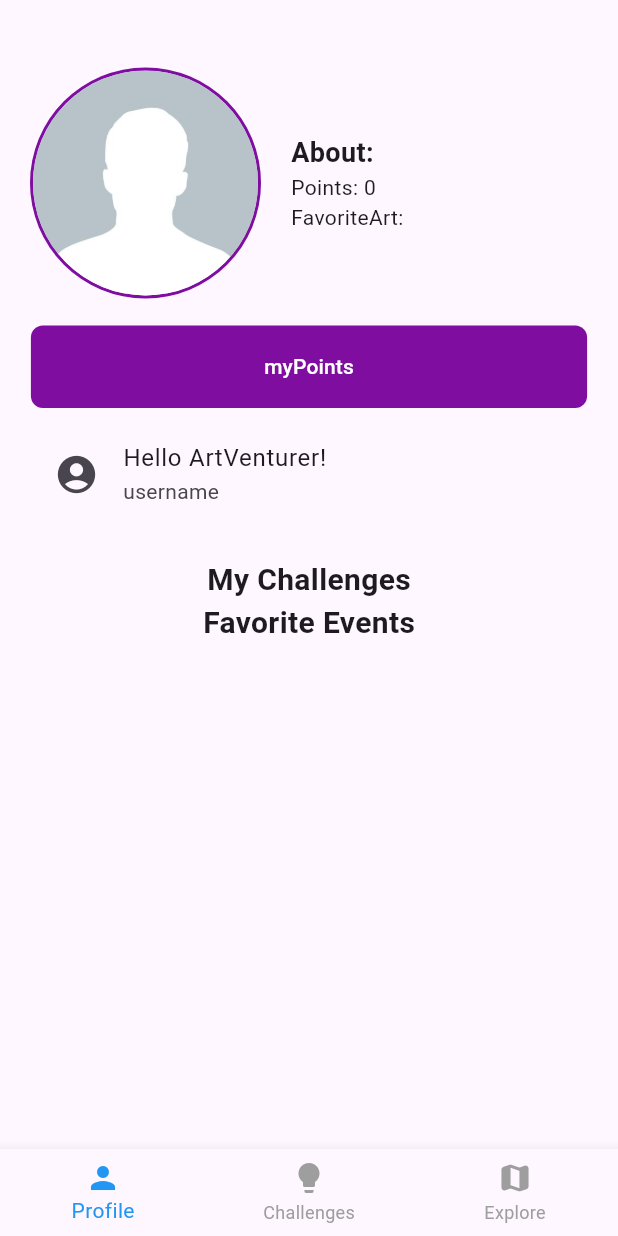
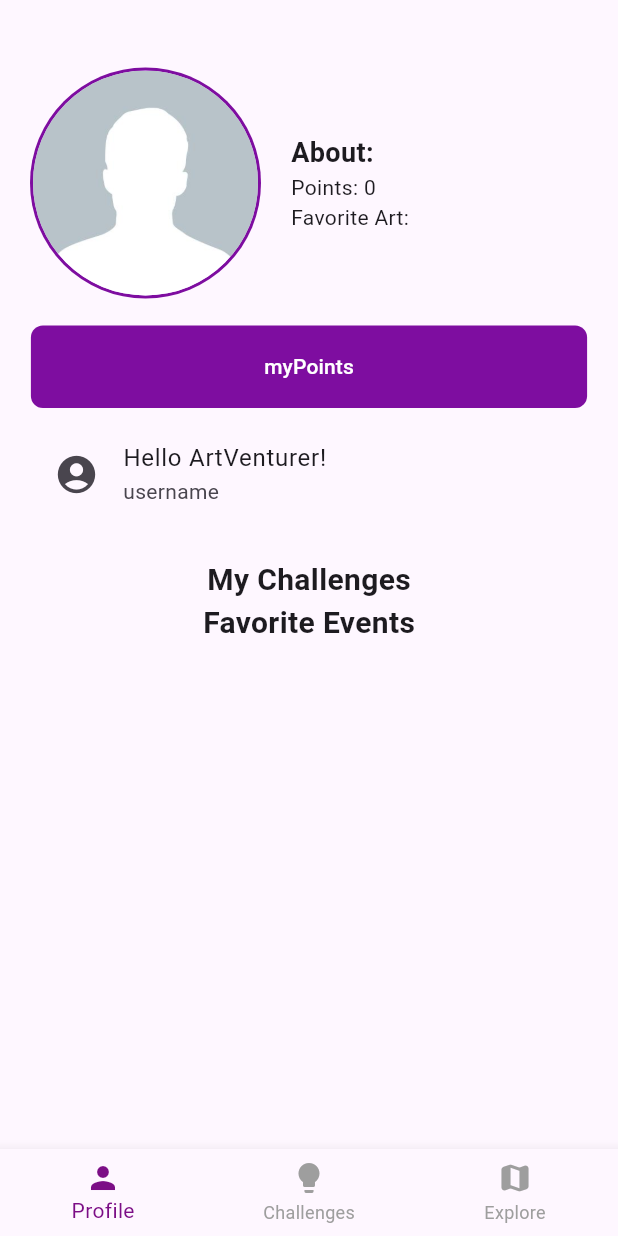
Before and after one commit to ntua-el20827/NTUA_Human_Computer_Interaction_Team44, a Flutter app: the Profile screen opened by its route, on a phone screen of 412 x 824 dp. Run offline on Flutter 3.47's test engine with Material 3 defaults, Android fonts, the phone set to English and light mode, and no system bars; our stand-ins replace device_info, sqflite, sqflite_common_ffi; accounts and stored records are empty.

Commit message:
navbar almost done

```diff
--- a/artventure/lib/components/bottom_navigation_bar.dart
+++ b/artventure/lib/components/bottom_navigation_bar.dart
@@ -2,9 +2,9 @@ import 'package:flutter/material.dart';
 import 'package:artventure/app_routes.dart';
 
 class BottomNavBar extends StatefulWidget {
-  final String username;
+  final String? username;
 
-  BottomNavBar({required this.username});
+  const BottomNavBar({this.username});
 
   @override
   _BottomNavBarState createState() => _BottomNavBarState();
@@ -17,7 +17,7 @@ class _BottomNavBarState extends State<BottomNavBar> {
   Widget build(BuildContext context) {
     return BottomNavigationBar(
       currentIndex: currentIndex,
-      selectedItemColor: Colors.blue,
+      selectedItemColor: Color.fromARGB(255, 124, 14, 134),
       unselectedItemColor: Colors.grey,
       items: const [
         BottomNavigationBarItem(
@@ -34,7 +34,6 @@ class _BottomNavBarState extends State<BottomNavBar> {
         ),
       ],
       onTap: (index) {
-        if (currentIndex != index) {
         // Only navigate if the selected tab is different
         setState(() {
           currentIndex = index;
@@ -63,7 +62,6 @@ class _BottomNavBarState extends State<BottomNavBar> {
           //   );
           //   break;
         }
-        }
       },
     );
   }
--- a/artventure/lib/models/user_model.dart
+++ b/artventure/lib/models/user_model.dart
@@ -8,14 +8,12 @@ class Users {
   final int? userId;
   final String username;
   final String password;
-  final Map<String, dynamic> userinfo;
   final int points;
 
   Users({
     this.userId,
     required this.username,
     required this.password,
-    this.userinfo = const {},
     this.points = 0,
   });
 
--- a/artventure/lib/pages/challenges_page.dart
+++ b/artventure/lib/pages/challenges_page.dart
@@ -155,7 +155,7 @@ class _ChallengesPageState extends State<ChallengesPage> {
         ],
       ),
       bottomNavigationBar: BottomNavBar(
-        username: AutofillHints.username,
+        username: widget.username,
       ),
       floatingActionButton: FloatingActionButton(
         onPressed: () {
--- a/artventure/lib/pages/profile_page.dart
+++ b/artventure/lib/pages/profile_page.dart
@@ -1,3 +1,4 @@
+import 'package:artventure/models/user_info_model.dart';
 import 'package:flutter/material.dart';
 import 'package:artventure/components/button.dart';
 import 'package:artventure/components/colors_and_fonts.dart';
@@ -16,6 +17,7 @@ class Profile extends StatefulWidget {
 
 class _ProfileState extends State<Profile> {
   Users? _userProfile;
+  UserInfo? _userInfo;
 
   @override
   void initState() {
@@ -25,10 +27,12 @@ class _ProfileState extends State<Profile> {
   }
 
   Future<void> _loadUserInfo() async {
-    final user = await DatabaseHelper().getUser(AutofillHints.username);
+    final user = await DatabaseHelper().getUser(widget.username!);
+    final userinfo = await DatabaseHelper().getUserInfo(user?.userId);
     if (user != null) {
       setState(() {
         _userProfile = user;
+        _userInfo = userinfo;
       });
     }
   }
@@ -66,10 +70,8 @@ class _ProfileState extends State<Profile> {
                                 fontWeight: FontWeight.bold,
                               ),
                             ),
-                            Text(
-                                "Points: ${_userProfile?.points ?? "Loading..."}"),
-                            Text(
-                                "FavoriteArt: ${_userProfile?.userinfo[0] ?? ""}"),
+                            Text("Points: ${_userProfile?.points}"),
+                            Text("Favorite Art: ${_userInfo?.favoriteArt}"),
                           ],
                         ),
                       ],
@@ -96,7 +98,7 @@ class _ProfileState extends State<Profile> {
           ),
         ),
       ),
-      bottomNavigationBar: BottomNavBar(username: AutofillHints.username),
+      bottomNavigationBar: BottomNavBar(username: widget.username),
     );
   }
 
```
Also changed, not shown: artventure/lib/database/database_helper.dart (+8 -0 lines). Lines whose indentation alone changed are shown as unchanged.
